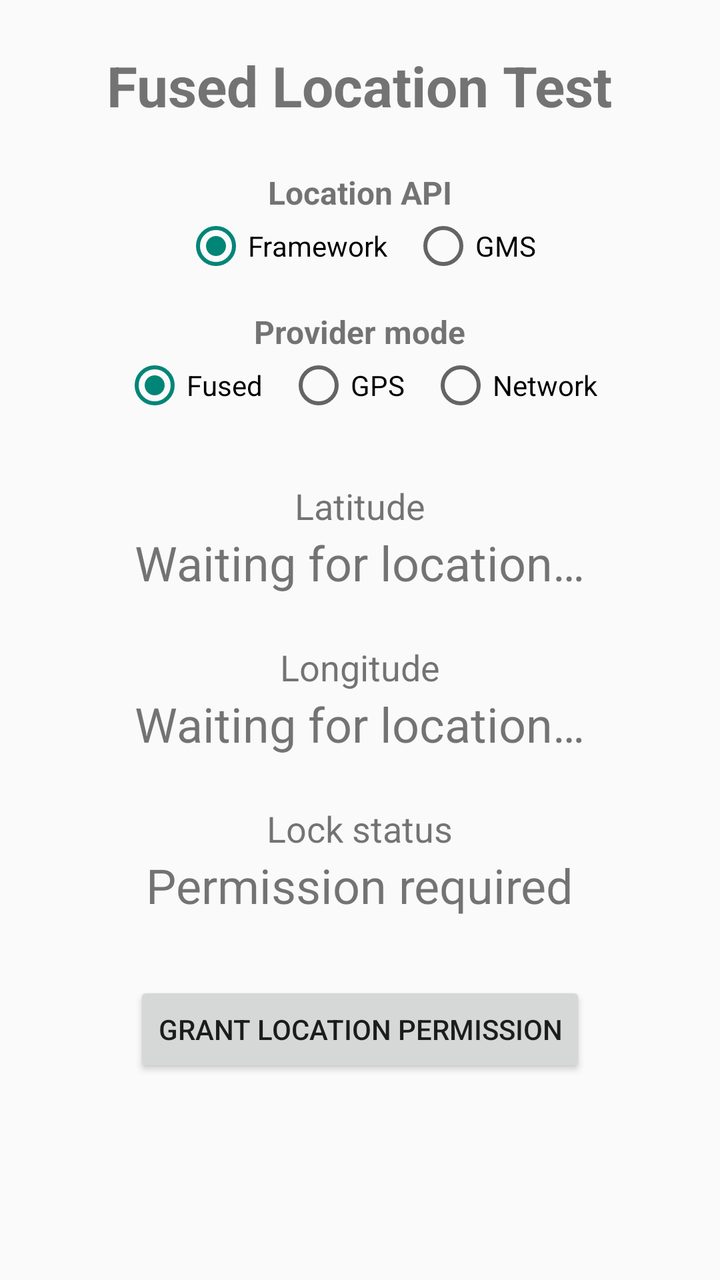
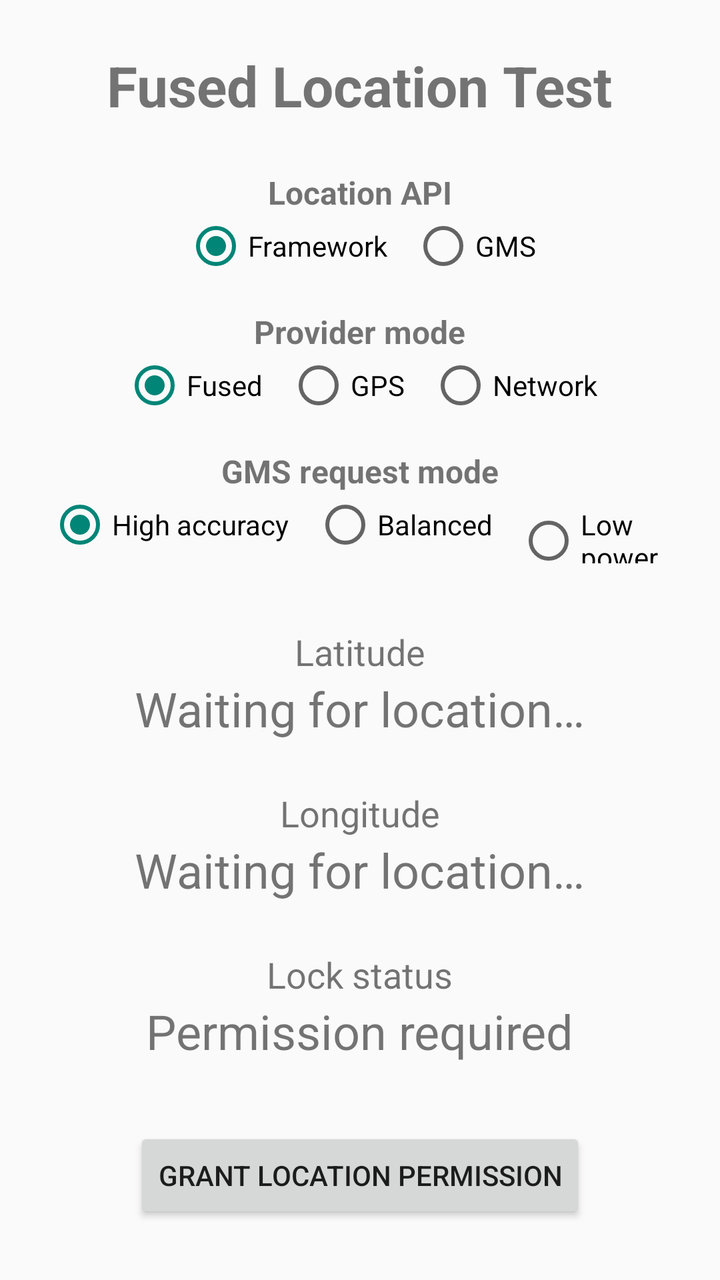

Compare the two renders of this Android layout. The source of the first and the diff that turns it into the second are given below.
<!-- AndroidManifest.xml: application theme android:Theme.Material.Light.NoActionBar -->
<!-- res/layout/activity_main.xml -->
<?xml version="1.0" encoding="utf-8"?>
<ScrollView xmlns:android="http://schemas.android.com/apk/res/android"
    android:layout_width="match_parent"
    android:layout_height="match_parent">

    <LinearLayout
        android:layout_width="match_parent"
        android:layout_height="wrap_content"
        android:gravity="center_horizontal"
        android:orientation="vertical"
        android:padding="24dp">

        <TextView
            android:layout_width="wrap_content"
            android:layout_height="wrap_content"
            android:text="@string/app_name"
            android:textSize="28sp"
            android:textStyle="bold" />

        <TextView
            android:layout_width="wrap_content"
            android:layout_height="wrap_content"
            android:layout_marginTop="24dp"
            android:text="@string/location_api_label"
            android:textSize="16sp"
            android:textStyle="bold" />

        <RadioGroup
            android:id="@+id/apiModeGroup"
            android:layout_width="wrap_content"
            android:layout_height="wrap_content"
            android:orientation="horizontal">

            <RadioButton
                android:id="@+id/apiModeFramework"
                android:layout_width="wrap_content"
                android:layout_height="wrap_content"
                android:checked="true"
                android:text="@string/location_api_framework" />

            <RadioButton
                android:id="@+id/apiModeGms"
                android:layout_width="wrap_content"
                android:layout_height="wrap_content"
                android:layout_marginStart="12dp"
                android:text="@string/location_api_gms" />
        </RadioGroup>

        <TextView
            android:layout_width="wrap_content"
            android:layout_height="wrap_content"
            android:layout_marginTop="16dp"
            android:text="@string/provider_mode_label"
            android:textSize="16sp"
            android:textStyle="bold" />

        <RadioGroup
            android:id="@+id/providerModeGroup"
            android:layout_width="wrap_content"
            android:layout_height="wrap_content"
            android:orientation="horizontal">

            <RadioButton
                android:id="@+id/providerModeFused"
                android:layout_width="wrap_content"
                android:layout_height="wrap_content"
                android:checked="true"
                android:text="@string/provider_mode_fused" />

            <RadioButton
                android:id="@+id/providerModeGps"
                android:layout_width="wrap_content"
                android:layout_height="wrap_content"
                android:layout_marginStart="12dp"
                android:text="@string/provider_mode_gps" />

            <RadioButton
                android:id="@+id/providerModeNetwork"
                android:layout_width="wrap_content"
                android:layout_height="wrap_content"
                android:layout_marginStart="12dp"
                android:text="@string/provider_mode_network" />
        </RadioGroup>

        <TextView
            android:layout_width="wrap_content"
            android:layout_height="wrap_content"
            android:layout_marginTop="32dp"
            android:text="@string/latitude_label"
            android:textSize="18sp" />

        <TextView
            android:id="@+id/latitudeValue"
            android:layout_width="wrap_content"
            android:layout_height="wrap_content"
            android:text="@string/coordinate_unknown"
            android:textSize="24sp" />

        <TextView
            android:layout_width="wrap_content"
            android:layout_height="wrap_content"
            android:layout_marginTop="24dp"
            android:text="@string/longitude_label"
            android:textSize="18sp" />

        <TextView
            android:id="@+id/longitudeValue"
            android:layout_width="wrap_content"
            android:layout_height="wrap_content"
            android:text="@string/coordinate_unknown"
            android:textSize="24sp" />

        <TextView
            android:layout_width="wrap_content"
            android:layout_height="wrap_content"
            android:layout_marginTop="24dp"
            android:text="@string/lock_status_label"
            android:textSize="18sp" />

        <TextView
            android:id="@+id/lockStatusValue"
            android:layout_width="wrap_content"
            android:layout_height="wrap_content"
            android:text="@string/lock_status_permission_required"
            android:textSize="24sp" />

        <Button
            android:id="@+id/permissionButton"
            android:layout_width="wrap_content"
            android:layout_height="wrap_content"
            android:layout_marginTop="32dp"
            android:text="@string/grant_permission" />

    </LinearLayout>

</ScrollView>
<!-- resources referenced by this layout -->
<resources>
  <string name="app_name">Fused Location Test</string>
  <string name="coordinate_unknown">Waiting for location…</string>
  <string name="grant_permission">Grant location permission</string>
  <string name="latitude_label">Latitude</string>
  <string name="location_api_framework">Framework</string>
  <string name="location_api_gms">GMS</string>
  <string name="location_api_label">Location API</string>
  <string name="lock_status_label">Lock status</string>
  <string name="lock_status_permission_required">Permission required</string>
  <string name="longitude_label">Longitude</string>
  <string name="provider_mode_fused">Fused</string>
  <string name="provider_mode_gps">GPS</string>
  <string name="provider_mode_label">Provider mode</string>
  <string name="provider_mode_network">Network</string>
</resources>

<!-- the commit's change to res/layout/activity_main.xml (unified diff, before → after) -->
@@ -85,6 +85,42 @@
         <TextView
             android:layout_width="wrap_content"
             android:layout_height="wrap_content"
+            android:layout_marginTop="16dp"
+            android:text="@string/gms_mode_label"
+            android:textSize="16sp"
+            android:textStyle="bold" />
+
+        <RadioGroup
+            android:id="@+id/gmsModeGroup"
+            android:layout_width="wrap_content"
+            android:layout_height="wrap_content"
+            android:orientation="horizontal">
+
+            <RadioButton
+                android:id="@+id/gmsModeHighAccuracy"
+                android:layout_width="wrap_content"
+                android:layout_height="wrap_content"
+                android:checked="true"
+                android:text="@string/gms_mode_high_accuracy" />
+
+            <RadioButton
+                android:id="@+id/gmsModeBalanced"
+                android:layout_width="wrap_content"
+                android:layout_height="wrap_content"
+                android:layout_marginStart="12dp"
+                android:text="@string/gms_mode_balanced" />
+
+            <RadioButton
+                android:id="@+id/gmsModeLowPower"
+                android:layout_width="wrap_content"
+                android:layout_height="wrap_content"
+                android:layout_marginStart="12dp"
+                android:text="@string/gms_mode_low_power" />
+        </RadioGroup>
+
+        <TextView
+            android:layout_width="wrap_content"
+            android:layout_height="wrap_content"
             android:layout_marginTop="32dp"
             android:text="@string/latitude_label"
             android:textSize="18sp" />
<!-- resource entries referenced after the edit -->
@@ -2,6 +2,10 @@
 <resources>
   <string name="app_name">Fused Location Test</string>
   <string name="coordinate_unknown">Waiting for location…</string>
+  <string name="gms_mode_balanced">Balanced</string>
+  <string name="gms_mode_high_accuracy">High accuracy</string>
+  <string name="gms_mode_label">GMS request mode</string>
+  <string name="gms_mode_low_power">Low power</string>
   <string name="grant_permission">Grant location permission</string>
   <string name="latitude_label">Latitude</string>
   <string name="location_api_framework">Framework</string>
